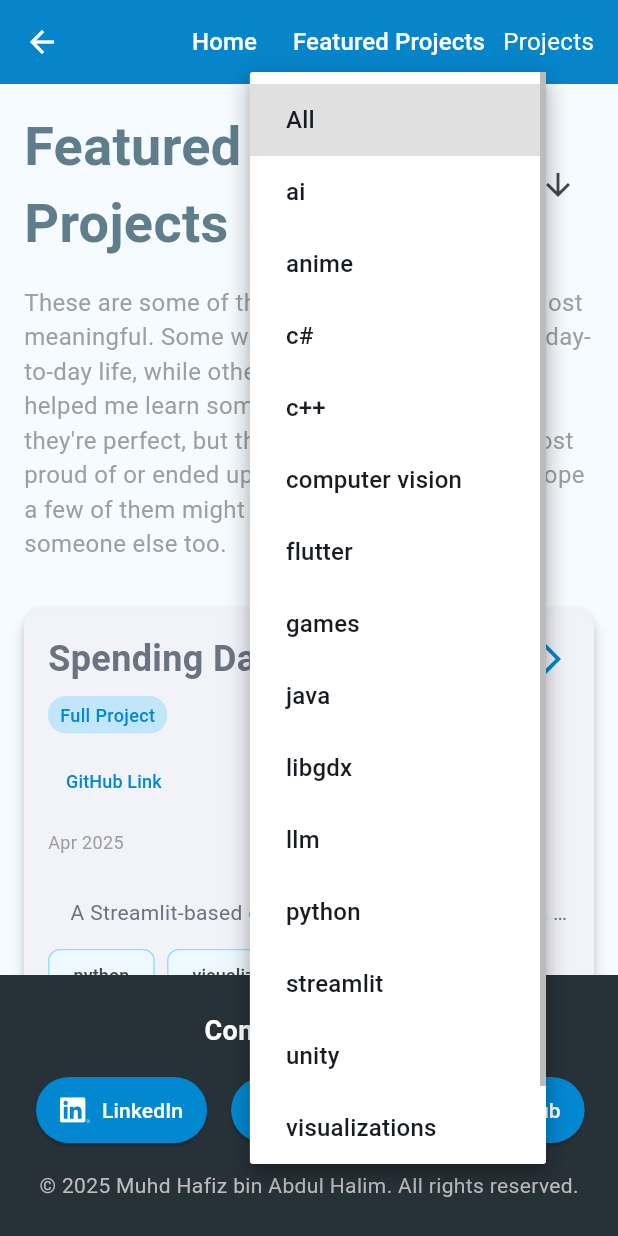
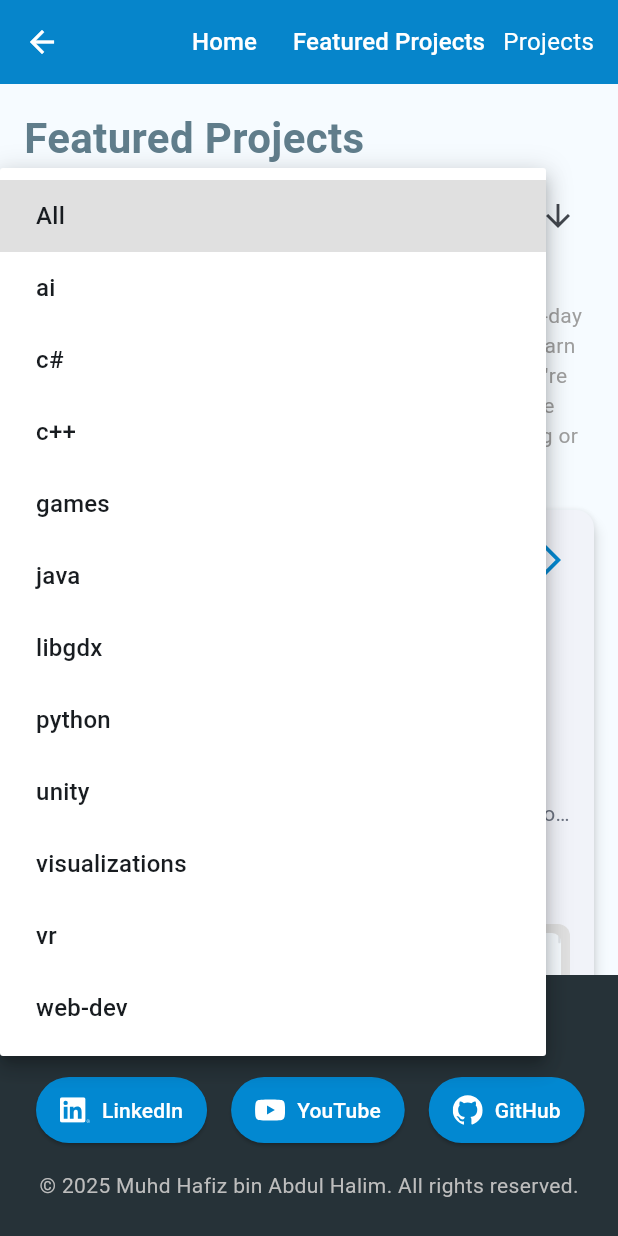
Before and after one commit to dragonstonehafiz/portfolio-site, a Flutter app: the ProjectsBasePage screen opened by its route, after a tap on "All", on a phone screen of 412 x 824 dp. Run offline on Flutter 3.47's test engine with Material 3 defaults, Android fonts, the light colour scheme and no system bars; our stand-ins replace flutter_markdown, flutter_svg, web; missing offline and left inert: dart:js_interop, dart:ui_web.

Commit message:
updated project data, responsive web design for project page

```diff
--- a/assets/page_config.json
+++ b/assets/page_config.json
@@ -2,6 +2,7 @@
     "featured_projects": {
         "description": "These are some of the projects I've found the most meaningful. Some were especially useful in my day-to-day life, while others were just fun to build or helped me learn something new. I wouldn't say they're perfect, but they're the ones I've been most proud of or ended up using the most myself. I hope a few of them might be interesting or helpful to someone else too.",
         "projects": [
+            "PortfolioSite",
             "SpendingDashboard",
             "BirdLaserTargeter",
             "TranslatorHelper",
@@ -14,6 +15,7 @@
             "page_name": "Programming Projects",
             "description": "This is a collection of small tools, dashboards, and games I've built over the years—mostly to solve problems I personally ran into. Some were made to help with budgeting or translating things I enjoy, others were school projects that I tried to push a bit further on my own. I'm still learning, and many of these are works in progress, but each one taught me something new. I keep this page updated as I build or revisit things.",
             "projects": [
+                "PortfolioSite",
                 "SpendingDashboard",
                 "BirdLaserTargeter",
                 "TranslatorHelper",
--- a/assets/projects.json
+++ b/assets/projects.json
@@ -47,8 +47,7 @@
     ],
     "tags": [
       "python",
-      "ai",
-      "computer vision"
+      "ai"
     ],
     "project_type": "Full Project",
     "download_paths": []
@@ -315,8 +314,7 @@
     ],
     "tags": [
       "python",
-      "ai",
-      "llm"
+      "ai"
     ],
     "project_type": "Full Project",
     "download_paths": []
@@ -372,27 +370,25 @@
     "variable_name": "PortfolioSite",
     "category": "mini",
     "title": "Personal Portfolio Website",
-    "description": "\n    Built with **Streamlit** and **Docker**, this site dynamically displays my projects.\n\n    Instead of manually updating project entries, the site uses a **custom `ProjectObject` system**  \n    to automatically render content based on structured metadata.  \n    This keeps everything **organized, scalable, and easy to maintain**.\n    ",
+  "description": "\n    Built with **Flutter (web)** and **Docker**, this portfolio was created so I wouldn't have to touch raw HTML/CSS/frontend tooling I don't enjoy.\n\n    Project and page data are stored as structured **JSON** files and automatically rendered at runtime, so adding or updating projects only requires editing the JSON metadata.\n\n    The site is hosted on **Google Cloud** (managed with Docker), and uses a custom `ProjectObject` system to ensure consistent rendering from the JSON data.\n    ",
     "date": "2025-03-07",
-    "last_update": "2025-10-04",
+    "last_update": "2025-10-05",
     "vid_link": null,
     "github_link": "https://github.com/dragonstonehafiz/portfolio-site",
     "img_paths": [
-      "images/other/portfolio_homepage.png",
-      "images/other/portfolio_projects.png"
+      "images/other/portfolio1.png",
+      "images/other/portfolio2.png",
+      "images/other/portfolio3.png"
     ],
     "what_i_did": [
-      "**Designed and developed** a responsive portfolio site using **Streamlit**, ensuring a clean and accessible UI.",
-      "**Implemented a project filtering system** based on tags and categories, allowing users to easily browse different projects.",
-      "**Integrated Google Cloud and Docker for hosting**, enabling seamless updates and version control.",
-      "**Developed an automatic project rendering system**, using a custom `ProjectObject` class for consistency and maintainability."
+      "**Implemented the entire frontend in Flutter (Web)** so I wouldn't have to work directly with HTML/CSS — I could build UI once and deploy to the web.",
+      "**Stored all project and page data as JSON** and built a runtime renderer that converts metadata into Flutter widgets automatically.",
+      "**Built responsive web layouts** that adapt to desktop and mobile browsers, prioritizing readability and touch-friendly navigation."
     ],
     "tags": [
-      "python",
-      "streamlit",
-      "flutter"
+      "web-dev"
     ],
-    "project_type": "Full Project",
+    "project_type": "Mini Project",
     "download_paths": []
   },
   "YouTubeCommentAnalyzer": {
@@ -587,7 +583,6 @@
     "img_paths": [],
     "what_i_did": [],
     "tags": [
-      "anime"
     ],
     "project_type": "Translations",
     "download_paths": [
--- a/lib/pages/projects_base_page.dart
+++ b/lib/pages/projects_base_page.dart
@@ -72,31 +72,37 @@ class _ProjectsBasePageState extends State<ProjectsBasePage> {
     final padding = _getResponsivePadding(context);
     final crossAxisCount = _getCrossAxisCount(context);
     final isMobile = _isMobile(context);
-
     return SingleChildScrollView(
       child: Padding(
         padding: padding,
         child: Column(
           crossAxisAlignment: CrossAxisAlignment.start,
           children: [
-            // Title row with tag filter and sort toggle
-            Row(
-              mainAxisAlignment: MainAxisAlignment.spaceBetween,
-              children: [
-                Expanded(
-                  child: Text(
+            _buildHeader(context, isMobile),
+            const SizedBox(height: 12),
+            _buildDescription(context, projects.length, isMobile),
+            const SizedBox(height: 20),
+            _buildProjectsPreview(context, projects, crossAxisCount, isMobile),
+          ],
+        ),
+      ),
+    );
+  }
+
+  // Header (title + filter + sort). On mobile the filter and sort stack below the title
+  Widget _buildHeader(BuildContext context, bool isMobile) {
+    final titleWidget = Text(
       widget.title,
       style: TextStyle(
-                      fontSize: isMobile ? 36 : 48,
+        fontSize: isMobile ? 28 : 48,
         fontWeight: FontWeight.bold,
         color: Colors.blueGrey,
       ),
-                  ),
-                ),
-                Row(
+    );
+
+    final controls = Row(
       mainAxisSize: MainAxisSize.min,
       children: [
-                    // Tag filter dropdown
         DropdownButtonHideUnderline(
           child: DropdownButton<String?>(
             value: _selectedTag,
@@ -112,7 +118,8 @@ class _ProjectsBasePageState extends State<ProjectsBasePage> {
                   child: Text('All'),
                 ),
               ),
-                          ..._availableTags.map((t) => DropdownMenuItem<String?>(
+              ..._availableTags
+                  .map((t) => DropdownMenuItem<String?>(
                         value: t,
                         child: Padding(
                           padding: const EdgeInsets.symmetric(horizontal: 8.0, vertical: 4.0),
@@ -135,24 +142,95 @@ class _ProjectsBasePageState extends State<ProjectsBasePage> {
           icon: Icon(_descending ? Icons.arrow_downward : Icons.arrow_upward),
         ),
       ],
+    );
+
+    if (isMobile) {
+      // On mobile: title on its own row, then a single controls row with
+      // an expanded dropdown and a compact sort button to its right.
+      return Column(
+        crossAxisAlignment: CrossAxisAlignment.start,
+        children: [
+          // Title row
+          titleWidget,
+          const SizedBox(height: 8),
+
+          // Controls row: expanded dropdown + sort button
+          Row(
+            children: [
+              Expanded(
+                child: DropdownButtonHideUnderline(
+                  child: DropdownButton<String?>(
+                    isExpanded: true,
+                    value: _selectedTag,
+                    hint: const Padding(
+                      padding: EdgeInsets.symmetric(horizontal: 8.0, vertical: 4.0),
+                      child: Text('All tags'),
+                    ),
+                    items: [
+                      const DropdownMenuItem<String?>(
+                        value: null,
+                        child: Padding(
+                          padding: EdgeInsets.symmetric(horizontal: 8.0, vertical: 4.0),
+                          child: Text('All'),
+                        ),
+                      ),
+                      ..._availableTags
+                          .map((t) => DropdownMenuItem<String?>(
+                                value: t,
+                                child: Padding(
+                                  padding: const EdgeInsets.symmetric(horizontal: 8.0, vertical: 4.0),
+                                  child: Text(t),
+                                ),
+                              ))
+                          .toList(),
+                    ],
+                    onChanged: (v) => setState(() => _selectedTag = v),
+                  ),
+                ),
+              ),
+
+              const SizedBox(width: 8),
+
+              // Compact sort button
+              Material(
+                color: Colors.transparent,
+                child: IconButton(
+                  tooltip: _descending ? 'Sort: Newest first' : 'Sort: Oldest first',
+                  onPressed: () {
+                    setState(() {
+                      _descending = !_descending;
+                    });
+                  },
+                  icon: Icon(_descending ? Icons.arrow_downward : Icons.arrow_upward),
+                ),
               ),
             ],
           ),
-            const SizedBox(height: 16),
+        ],
+      );
+    }
 
-            // Description
-            Text(
-              ((widget.description ?? '')).replaceFirst('{count}', '${projects.length}'),
+    return Row(
+      mainAxisAlignment: MainAxisAlignment.spaceBetween,
+      children: [Expanded(child: titleWidget), controls],
+    );
+  }
+
+  // Description row
+  Widget _buildDescription(BuildContext context, int count, bool isMobile) {
+    return Text(
+      ((widget.description ?? '')).replaceFirst('{count}', '$count'),
       style: TextStyle(
-                fontSize: isMobile ? 16 : 18,
+        fontSize: isMobile ? 14 : 18,
         color: Colors.grey,
       ),
-            ),
-            const SizedBox(height: 32),
+    );
+  }
 
-            // Projects grid or empty state
-            if (projects.isEmpty)
-              Center(
+  // Projects preview section
+  Widget _buildProjectsPreview(BuildContext context, List<ProjectData> projects, int crossAxisCount, bool isMobile) {
+    if (projects.isEmpty) {
+      return Center(
         child: Column(
           mainAxisAlignment: MainAxisAlignment.center,
           children: [
@@ -171,33 +249,28 @@ class _ProjectsBasePageState extends State<ProjectsBasePage> {
             ),
           ],
         ),
-              )
-            else if (crossAxisCount == 1)
-              // Mobile: Use Column for single column layout
-              Column(
+      );
+    }
+
+    if (crossAxisCount == 1) {
+      return Column(
         children: projects
             .map((project) => Padding(
                   padding: const EdgeInsets.only(bottom: 16),
                   child: project.buildPreviewWidget(context),
                 ))
             .toList(),
-              )
-            else
-              // Desktop/Tablet: Use GridView for multi-column layout
-              GridView.count(
+      );
+    }
+
+    return GridView.count(
       shrinkWrap: true,
       physics: const NeverScrollableScrollPhysics(),
       crossAxisCount: crossAxisCount,
       crossAxisSpacing: 16,
       mainAxisSpacing: 16,
-                childAspectRatio: isMobile ? 0.8 : 0.9, // Adjusted for responsive media containers
-                children: projects
-                    .map((project) => project.buildPreviewWidget(context))
-                    .toList(),
-              ),
-          ],
-        ),
-      ),
+      childAspectRatio: isMobile ? 0.8 : 0.9,
+      children: projects.map((project) => project.buildPreviewWidget(context)).toList(),
     );
   }
 
```
Also changed, not shown: lib/utils/project_data.dart (+32 -11 lines), assets/images/other/portfolio1.png (added), assets/images/other/portfolio2.png (added), assets/images/other/portfolio3.png (added), assets/images/other/portfolio_homepage.png (deleted), assets/images/other/portfolio_projects.png (deleted). Lines whose indentation alone changed are shown as unchanged.
